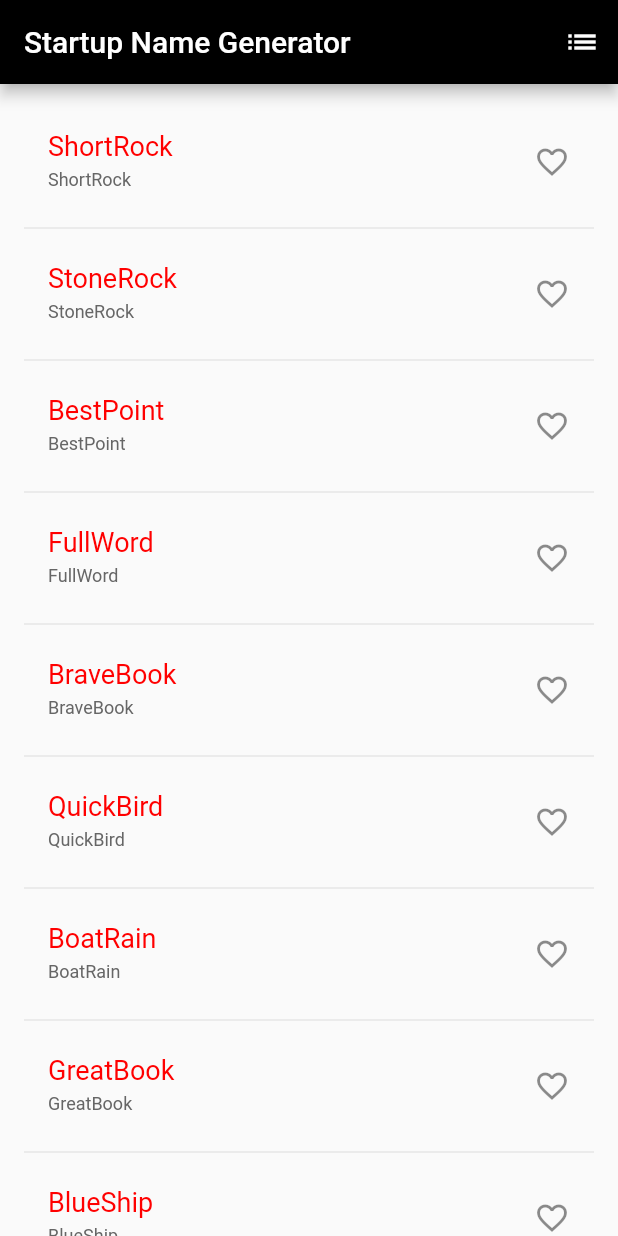
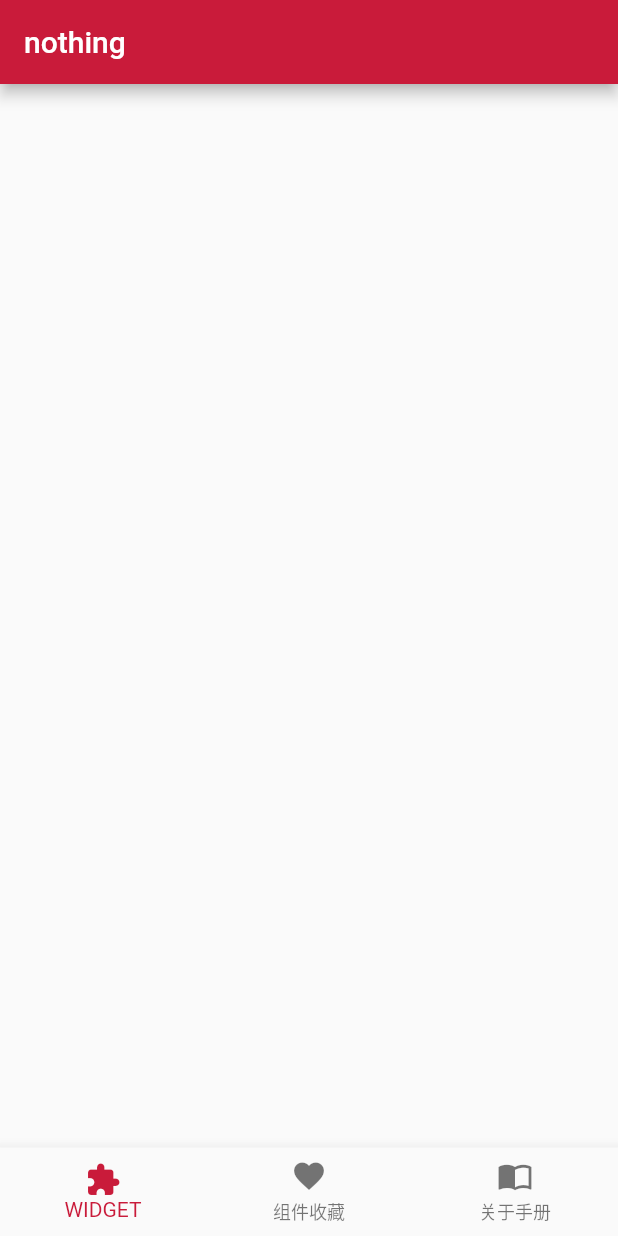
Before and after one commit to buobao/flutter-study, a Flutter app: the screen it shows after launch, on a phone screen of 412 x 824 dp. Run offline on Flutter 3.47's test engine with Material 2 defaults, Android fonts, the phone set to English and light mode, and no system bars; our stand-ins replace shared_preferences.

```diff
--- /dev/null
+++ b/lib/Index.dart
@@ -0,0 +1,42 @@
+import 'package:flutter/material.dart';
+import 'package:flutter_app/views/home.dart';
+
+
+const int ThemeColor = 0xFFC91B3A;
+
+
+void main() async {
+  runApp(new MyApp());
+}
+
+
+class MyApp extends StatefulWidget {
+  @override
+  MyAppState createState() {
+    return new MyAppState();
+  }
+}
+
+class MyAppState extends State<MyApp> {
+  @override
+  Widget build(BuildContext context) {
+    return new MaterialApp(
+      title: 'title',
+      theme: new ThemeData(
+        primaryColor: Color(ThemeColor),
+        backgroundColor: Color(0xFFEFEFEF),
+        accentColor: Color(0xFF888888),
+        textTheme: TextTheme(
+          //设置Material的默认字体样式
+          body1: TextStyle(color: Color(0xFF888888), fontSize: 16.0),
+        ),
+        iconTheme: IconThemeData(
+          color: Color(ThemeColor),
+          size: 35.0,
+        ),
+      ),
+      home: new Scaffold(body: new HomePage(),),
+      debugShowCheckedModeBanner: false,
+    );
+  }
+}
--- a/lib/main.dart
+++ b/lib/main.dart
@@ -1,129 +1,133 @@
-import 'package:flutter/material.dart';
-import 'package:english_words/english_words.dart';
-import 'package:fluttertoast/fluttertoast.dart';
-
-void main() => runApp(MyApp());
-
-class MyApp extends StatelessWidget {
-  @override
-  Widget build(BuildContext context) {
-    return MaterialApp(
-      title: 'Welcome to Flutter',
-      theme: ThemeData(
-        primaryColor: Colors.black,
-      ),
-      home: new Scaffold(
-//        appBar: new AppBar(
-//          title: new Text("Welcome ro Flutter"),
-//        ),
-        body: new Center(
-          child: new RandomWords()),
-      ),
-    );
-  }
-}
-
-class RandomWords extends StatefulWidget {
-  @override
-  State<StatefulWidget> createState() {
-    return new RandomWordsState();
-  }
-}
-
-class RandomWordsState extends State<RandomWords> {
-  final _suggestions = <WordPair>[];
-  final _saved = new Set<WordPair>();
-  final _biggerFont = const TextStyle(fontSize: 18.0,color: Color(0xFFFF0000));
-  final _subFont = const TextStyle(fontSize: 12.0,color: Color(0xFF666666));
-
-  @override
-  Widget build(BuildContext context) {
-//    final wordPair = new WordPair.random();
-//    return new Text(wordPair.asPascalCase);
-    return new Scaffold (
-      appBar: new AppBar(
-        title: new Text('Startup Name Generator'),
-        actions: <Widget>[
-          new IconButton(icon: new Icon(Icons.list), onPressed: (){
-            Navigator.of(context).push(
-              new MaterialPageRoute(
-              builder: (context) {
-                // ignore: missing_return
-                final tiles = _saved.map(
-                      (pair) {
-                    return new ListTile(
-                      title: new Text(
-                        pair.asPascalCase,
-                        style: _biggerFont,
-                      ),
-                      subtitle: new Text(pair.asPascalCase,style: _subFont,),
-                    );
-                  },
-                );
-                final divided = ListTile
-                    .divideTiles(
-                  context: context,
-                  tiles: tiles,
-                ).toList();
-                return new Scaffold(
-                  appBar: new AppBar(
-                    title: new Text('Saved Suggestions'),
-                  ),
-                  body: new ListView(children: divided),
-                );
-              },
-            ));
-          }),
-        ],
-      ),
-      body: _buildSuggestions(),
-    );
-  }
-
-  Widget _buildSuggestions() {
-    return new ListView.builder(padding: const EdgeInsets.all(16.0),
-        itemBuilder: (context, i) {
-          if (i.isOdd) return new Divider();
-          final index = i ~/ 2;
-          if (index >= _suggestions.length) {
-            _suggestions.addAll(generateWordPairs().take(10));
-          }
-          return _buildRow(_suggestions[index]);
-        }
-    );
-  }
-
-  Widget _buildRow(WordPair pair) {
-    final alreadySaved = _saved.contains(pair);
-    return new ListTile(
-      title: new Text(
-        pair.asPascalCase,
-        style: _biggerFont,
-      ),
-      subtitle: new Text(
-        pair.asPascalCase,
-        style: _subFont,
-      ),
-      trailing: new Icon(alreadySaved ? Icons.favorite : Icons.favorite_border,
-        color: alreadySaved ? Colors.red : null,),
-      onTap: (){
-        setState(() {
-          Fluttertoast.showToast(
-              msg: "click item",
-              toastLength: Toast.LENGTH_SHORT,
-              gravity: ToastGravity.CENTER,
-              timeInSecForIos: 1,
-              backgroundColor: Color(0xff90f781),
-              textColor: Color(0xff666666)
-          );
-          if (alreadySaved) {
-            _saved.remove(pair);
-          } else {
-            _saved.add(pair);
-          }
-        });
-      },
-    );
-  }
-
-}
+//import 'package:flutter/material.dart';
+//import 'package:english_words/english_words.dart';
+//import 'package:fluttertoast/fluttertoast.dart';
+//
+//void main() => runApp(MyApp());
+//
+//class MyApp extends StatelessWidget {
+//  @override
+//  Widget build(BuildContext context) {
+//    return MaterialApp(
+//      title: 'Welcome to Flutter',
+//      theme: ThemeData(
+//        primaryColor: Colors.black,
+//      ),
+//      home: Scaffold(
+////        appBar: new AppBar(
+////          title: new Text("Welcome ro Flutter"),
+////        ),
+//        body: new Center(
+//          child: new RandomWords()),
+//      ),
+//    );
+//  }
+//}
+//
+//class RandomWords extends StatefulWidget {
+//  @override
+//  State<StatefulWidget> createState() {
+//    return new RandomWordsState();
+//  }
+//}
+//
+//class RandomWordsState extends State<RandomWords> {
+//  final _suggestions = <WordPair>[];
+//  final _saved = new Set<WordPair>();
+//  final _biggerFont = const TextStyle(fontSize: 18.0,color: Color(0xFFFF0000));
+//  final _subFont = const TextStyle(fontSize: 12.0,color: Color(0xFF666666));
+//
+//  @override
+//  Widget build(BuildContext context) {
+////    final wordPair = new WordPair.random();
+////    return new Text(wordPair.asPascalCase);
+//    return new Scaffold (
+//      appBar: new AppBar(
+//        title: new Text('Startup Name Generator'),
+//        actions: <Widget>[
+//          new IconButton(icon: new Icon(Icons.list), onPressed: (){
+//            Navigator.of(context).push(
+//              new MaterialPageRoute(
+//              builder: (context) {
+//                // ignore: missing_return
+//                final tiles = _saved.map(
+//                      (pair) {
+//                    return new ListTile(
+//                      title: new Text(
+//                        pair.asPascalCase,
+//                        style: _biggerFont,
+//                      ),
+//                      subtitle: new Text(pair.asPascalCase,style: _subFont,),
+//                    );
+//                  },
+//                );
+//                final divided = ListTile
+//                    .divideTiles(
+//                  context: context,
+//                  tiles: tiles,
+//                ).toList();
+//                return new Scaffold(
+//                  appBar: new AppBar(
+//                    title: new Text('Saved Suggestions'),
+//                  ),
+//                  body: new ListView(children: divided),
+//                );
+//              },
+//            ));
+//          }),
+//        ],
+//      ),
+//      body: _buildSuggestions(),
+//    );
+//  }
+//
+//  Widget _buildSuggestions() {
+//    return new ListView.builder(padding: const EdgeInsets.all(16.0),
+//        itemBuilder: (context, i) {
+//          if (i.isOdd) return new Divider();
+//          final index = i ~/ 2;
+//          if (index >= _suggestions.length) {
+//            _suggestions.addAll(generateWordPairs().take(10));
+//          }
+//          return _buildRow(_suggestions[index]);
+//        }
+//    );
+//  }
+//
+//  Widget _buildRow(WordPair pair) {
+//    final alreadySaved = _saved.contains(pair);
+//    return new ListTile(
+//      title: new Text(
+//        pair.asPascalCase,
+//        style: _biggerFont,
+//      ),
+//      subtitle: new Text(
+//        pair.asPascalCase,
+//        style: _subFont,
+//      ),
+//      trailing: new Icon(alreadySaved ? Icons.favorite : Icons.favorite_border,
+//        color: alreadySaved ? Colors.red : null,),
+//      onTap: (){
+//        setState(() {
+//          Fluttertoast.showToast(
+//              msg: "click item",
+//              toastLength: Toast.LENGTH_SHORT,
+//              gravity: ToastGravity.CENTER,
+//              timeInSecForIos: 1,
+//              backgroundColor: Color(0xff90f781),
+//              textColor: Color(0xff666666)
+//          );
+//          if (alreadySaved) {
+//            _saved.remove(pair);
+//          } else {
+//            _saved.add(pair);
+//          }
+//        });
+//      },
+//    );
+//  }
+//
+//}
+//
+//
+//
+//
--- /dev/null
+++ b/lib/resources/shared_preferences_keys.dart
@@ -0,0 +1,4 @@
+class SharedPreferencesKeys {
+  static String showWelcome = "loginWelcome";
+  static String searchHistory = "searchHistory";
+}
--- /dev/null
+++ b/lib/views/home.dart
@@ -0,0 +1,75 @@
+import 'package:flutter/material.dart';
+
+import 'package:flutter_app/utils/shared_preferences.dart';
+
+
+class HomePage extends StatefulWidget {
+  @override
+  HomePageState createState() {
+    return new HomePageState();
+  }
+
+}
+
+
+class HomePageState extends State<HomePage> with SingleTickerProviderStateMixin {
+
+  static List tabData = [
+//    {'text': '业界动态', 'icon': Icon(Icons.language)},
+    {'text': 'WIDGET', 'icon': Icon(Icons.extension)},
+    {'text': '组件收藏', 'icon': Icon(Icons.favorite)},
+    {'text': '关于手册', 'icon': Icon(Icons.import_contacts)},
+  ];
+
+  SpUtil sp;
+  int _currentIndex = 0;
+  List<Widget> _list = List();
+  String appBarTitle = tabData[0]['text'];
+
+  List<BottomNavigationBarItem> _myTabs = [];
+
+  @override
+  void initState() {
+    super.initState();
+    for (int i = 0; i < tabData.length; i++) {
+      _myTabs.add(BottomNavigationBarItem(
+        icon: tabData[i]['icon'],
+        title: Text(
+          tabData[i]['text'],
+        ),
+      ));
+    }
+  }
+
+  @override
+  Widget build(BuildContext context) {
+    return new Scaffold(
+      appBar: AppBar(
+        title: Text("nothing"),),
+      body: IndexedStack(
+        index: _currentIndex,
+        children: _list,
+      ),
+      bottomNavigationBar: BottomNavigationBar(
+        items: _myTabs,
+        //高亮  被点击高亮
+        currentIndex: _currentIndex,
+        //修改 页面
+        onTap: _itemTapped,
+        //shifting :按钮点击移动效果
+        //fixed：固定
+        type: BottomNavigationBarType.fixed,
+
+        fixedColor: Color(0xFFC91B3A),
+      ),
+    );
+  }
+
+  void _itemTapped(int index) {
+    setState(() {
+      _currentIndex = index;
+      appBarTitle = tabData[index]['text'];
+    });
+  }
+
+}
--- a/pubspec.yaml
+++ b/pubspec.yaml
@@ -25,6 +25,7 @@ dependencies:
   cupertino_icons: ^0.1.2
   english_words: ^3.1.0
   fluttertoast: ^2.1.1
+  shared_preferences: ^0.4.3
 
 dev_dependencies:
   flutter_test:
```
Also changed, not shown: lib/utils/shared_preferences.dart (added, +115 -0 lines), pubspec.lock.
